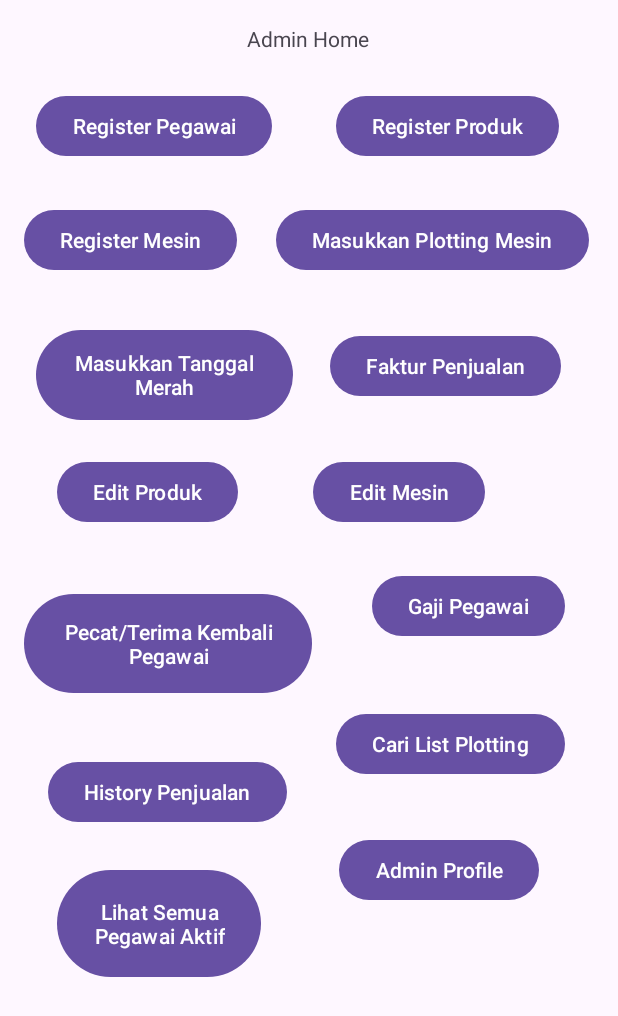
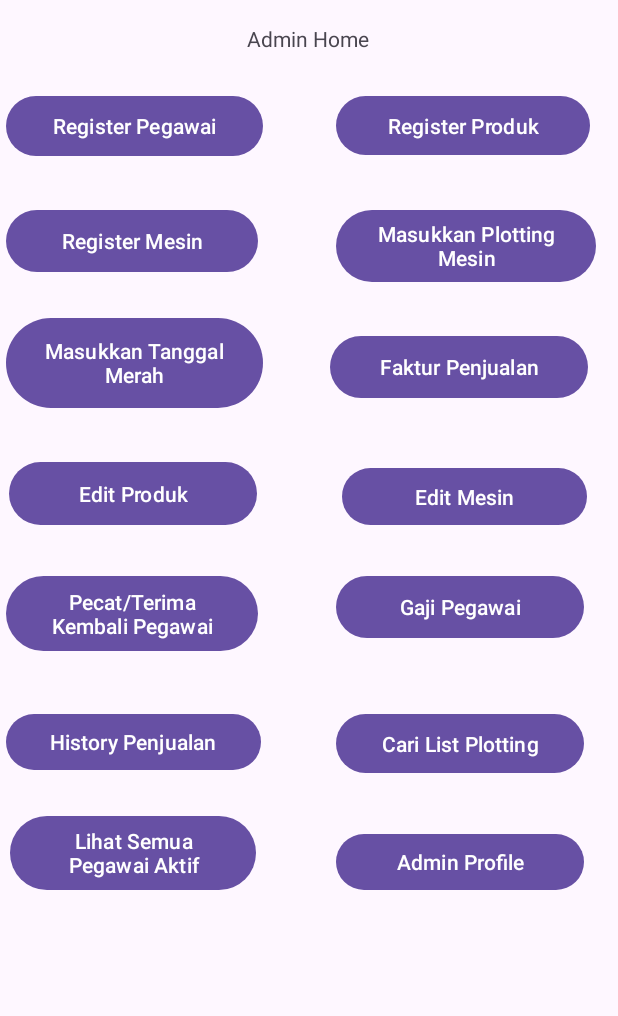
Before and after one commit to Kennetyjr/Proyek_KP, an Android app: the Activity_HomeUtamaAdmin screen opened directly, with no data from a screen before it, on a phone screen of 412 x 824 dp. Shown: the top 1016 px of the screen. Run offline under Robolectric (Android 15) with nearby library versions, the phone set to English and light mode, and no system bars; our stand-ins replace Firebase (no records; nobody signed in at launch, a user with empty details on screens opened directly), data binding.

Commit message:
merapikan home admin, gaji pegawai, lihat semua pegawai

```diff
--- a/ProyekKP/app/src/main/res/layout/activity_home_utama_admin.xml
+++ b/ProyekKP/app/src/main/res/layout/activity_home_utama_admin.xml
@@ -2,17 +2,30 @@
 <layout xmlns:tools="http://schemas.android.com/tools"
     xmlns:android="http://schemas.android.com/apk/res/android"
     xmlns:app="http://schemas.android.com/apk/res-auto">
+
     <androidx.constraintlayout.widget.ConstraintLayout
-    tools:viewBindingIgnore="true"
         android:layout_width="match_parent"
         android:layout_height="match_parent"
-    tools:context=".Activity_HomeUtamaAdmin">
+        tools:context=".Activity_HomeUtamaAdmin"
+        tools:viewBindingIgnore="true">
+
+        <View
+            android:id="@+id/pembataskanan"
+            android:layout_width="1dp"
+            android:layout_height="match_parent"
+            android:layout_marginEnd="16dp"
+            android:background="@android:color/black"
+            android:visibility="invisible"
+            app:layout_constraintBottom_toBottomOf="parent"
+            app:layout_constraintEnd_toEndOf="parent"
+            app:layout_constraintTop_toTopOf="parent"
+            app:layout_constraintVertical_bias="0.0" />
 
         <Button
             android:id="@+id/btnkeregister"
-        android:layout_width="wrap_content"
-        android:layout_height="wrap_content"
-        android:layout_marginStart="24dp"
+            android:layout_width="171dp"
+            android:layout_height="48dp"
+            android:layout_marginStart="4dp"
             android:layout_marginTop="60dp"
             android:text="Register Pegawai"
             app:layout_constraintStart_toStartOf="parent"
@@ -33,16 +46,16 @@
             android:id="@+id/btnmasuktanggalmerah"
             android:layout_width="171dp"
             android:layout_height="68dp"
-        android:layout_marginStart="24dp"
-        android:layout_marginTop="216dp"
+            android:layout_marginStart="4dp"
+            android:layout_marginTop="208dp"
             android:text="Masukkan Tanggal Merah"
             app:layout_constraintStart_toStartOf="parent"
             app:layout_constraintTop_toTopOf="parent" />
 
         <Button
             android:id="@+id/btnregisterproduk"
-        android:layout_width="wrap_content"
-        android:layout_height="wrap_content"
+            android:layout_width="169dp"
+            android:layout_height="47dp"
             android:layout_marginStart="224dp"
             android:layout_marginTop="60dp"
             android:text="Register Produk"
@@ -51,9 +64,9 @@
 
         <Button
             android:id="@+id/btnregistermesin"
-        android:layout_width="wrap_content"
-        android:layout_height="wrap_content"
-        android:layout_marginStart="16dp"
+            android:layout_width="168dp"
+            android:layout_height="49dp"
+            android:layout_marginStart="4dp"
             android:layout_marginTop="136dp"
             android:text="Register Mesin"
             app:layout_constraintStart_toStartOf="parent"
@@ -61,9 +74,9 @@
 
         <Button
             android:id="@+id/btnkeplotting"
-        android:layout_width="wrap_content"
-        android:layout_height="wrap_content"
-        android:layout_marginStart="184dp"
+            android:layout_width="173dp"
+            android:layout_height="56dp"
+            android:layout_marginStart="224dp"
             android:layout_marginTop="136dp"
             android:text="Masukkan Plotting Mesin"
             app:layout_constraintStart_toStartOf="parent"
@@ -71,8 +84,8 @@
 
         <Button
             android:id="@+id/btnlistplotting"
-        android:layout_width="wrap_content"
-        android:layout_height="wrap_content"
+            android:layout_width="165dp"
+            android:layout_height="47dp"
             android:layout_marginStart="224dp"
             android:layout_marginTop="472dp"
             android:text="Cari List Plotting"
@@ -81,9 +94,9 @@
 
         <Button
             android:id="@+id/btnkegaji"
-        android:layout_width="wrap_content"
-        android:layout_height="wrap_content"
-        android:layout_marginStart="248dp"
+            android:layout_width="165dp"
+            android:layout_height="49dp"
+            android:layout_marginStart="224dp"
             android:layout_marginTop="380dp"
             android:text="Gaji Pegawai"
             app:layout_constraintStart_toStartOf="parent"
@@ -91,18 +104,18 @@
 
         <Button
             android:id="@+id/btnkehistorypenjualan"
-        android:layout_width="wrap_content"
-        android:layout_height="wrap_content"
-        android:layout_marginStart="32dp"
-        android:layout_marginTop="504dp"
+            android:layout_width="170dp"
+            android:layout_height="45dp"
+            android:layout_marginStart="4dp"
+            android:layout_marginTop="472dp"
             android:text="History Penjualan"
             app:layout_constraintStart_toStartOf="parent"
             app:layout_constraintTop_toTopOf="parent" />
 
         <Button
             android:id="@+id/btnadminkepenjualan"
-        android:layout_width="wrap_content"
-        android:layout_height="wrap_content"
+            android:layout_width="172dp"
+            android:layout_height="49dp"
             android:layout_marginStart="220dp"
             android:layout_marginTop="220dp"
             android:text="Faktur Penjualan"
@@ -111,55 +124,53 @@
 
         <Button
             android:id="@+id/btnkeeditpegawai"
-        android:layout_width="192dp"
-        android:layout_height="74dp"
-        android:layout_marginStart="16dp"
-        android:layout_marginTop="392dp"
+            android:layout_width="168dp"
+            android:layout_height="58dp"
+            android:layout_marginStart="4dp"
+            android:layout_marginTop="380dp"
             android:text="Pecat/Terima Kembali Pegawai"
             app:layout_constraintStart_toStartOf="parent"
             app:layout_constraintTop_toTopOf="parent" />
 
         <Button
             android:id="@+id/btnkeeditproduk"
-        android:layout_width="wrap_content"
-        android:layout_height="wrap_content"
+            android:layout_width="165dp"
+            android:layout_height="50dp"
             android:layout_marginTop="304dp"
             android:text="Edit Produk"
             app:layout_constraintEnd_toEndOf="parent"
-        app:layout_constraintHorizontal_bias="0.131"
+            app:layout_constraintHorizontal_bias="0.024"
             app:layout_constraintStart_toStartOf="parent"
             app:layout_constraintTop_toTopOf="parent" />
 
         <Button
             android:id="@+id/btnkeeditmesin"
-        android:layout_width="wrap_content"
-        android:layout_height="wrap_content"
-        android:layout_marginTop="304dp"
+            android:layout_width="163dp"
+            android:layout_height="46dp"
+            android:layout_marginStart="228dp"
+            android:layout_marginTop="308dp"
             android:text="Edit Mesin"
-        app:layout_constraintEnd_toEndOf="parent"
-        app:layout_constraintHorizontal_bias="0.702"
             app:layout_constraintStart_toStartOf="parent"
             app:layout_constraintTop_toTopOf="parent" />
 
         <Button
             android:id="@+id/btnkeadminchane"
-        android:layout_width="wrap_content"
-        android:layout_height="wrap_content"
-        android:layout_marginTop="556dp"
+            android:layout_width="165dp"
+            android:layout_height="45dp"
+            android:layout_marginStart="224dp"
+            android:layout_marginTop="552dp"
             android:text="Admin Profile"
-        app:layout_constraintEnd_toEndOf="parent"
-        app:layout_constraintHorizontal_bias="0.811"
             app:layout_constraintStart_toStartOf="parent"
             app:layout_constraintTop_toTopOf="parent" />
 
         <Button
             android:id="@+id/btnlihatsemuapegawaiaktif"
-        android:layout_width="136dp"
-        android:layout_height="79dp"
-        android:layout_marginTop="576dp"
+            android:layout_width="164dp"
+            android:layout_height="57dp"
+            android:layout_marginTop="540dp"
             android:text="Lihat Semua Pegawai Aktif"
             app:layout_constraintEnd_toEndOf="parent"
-        app:layout_constraintHorizontal_bias="0.138"
+            app:layout_constraintHorizontal_bias="0.026"
             app:layout_constraintStart_toStartOf="parent"
             app:layout_constraintTop_toTopOf="parent" />
 
```
Also changed, not shown: ProyekKP/app/src/main/res/layout/activity_home_admin.xml (+29 -10 lines), ProyekKP/app/src/main/res/layout/custom_list_admingajian.xml (+10 -6 lines), ProyekKP/app/src/main/res/layout/custom_list_semuapegawaiaktif.xml (+9 -6 lines). Lines whose indentation alone changed are shown as unchanged.
